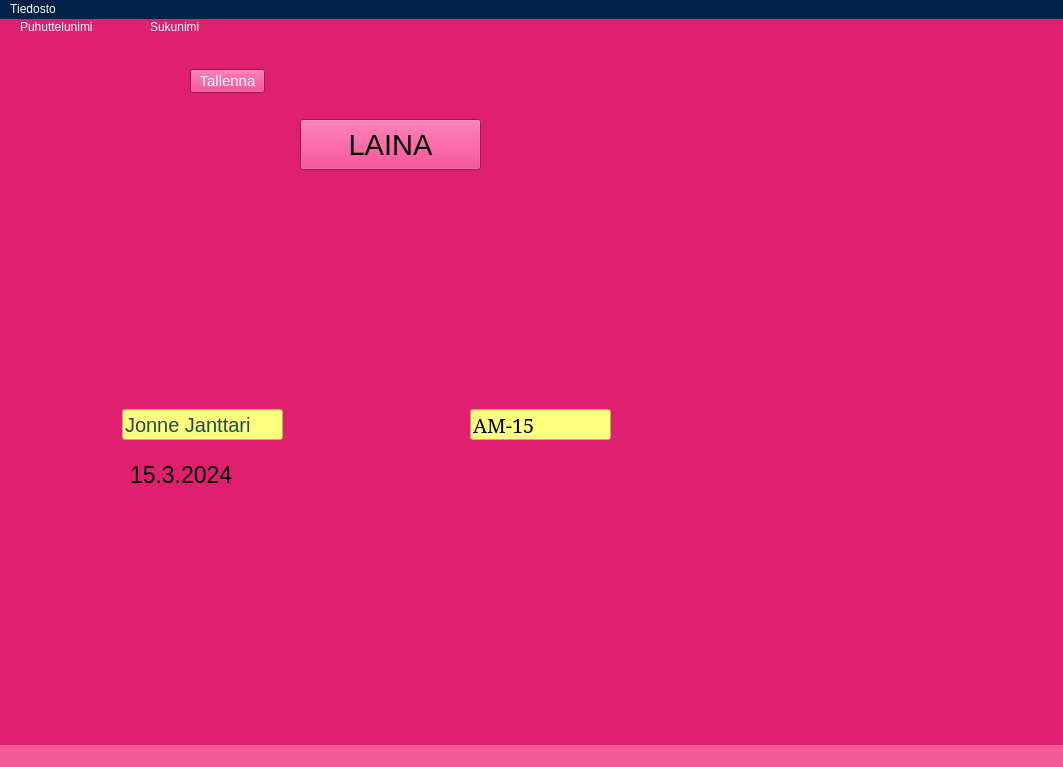
The window that tietokantaTesti.ui (Sadiqa-Khawari/Autolainaus) describes before a commit, drawn with Qt 5.
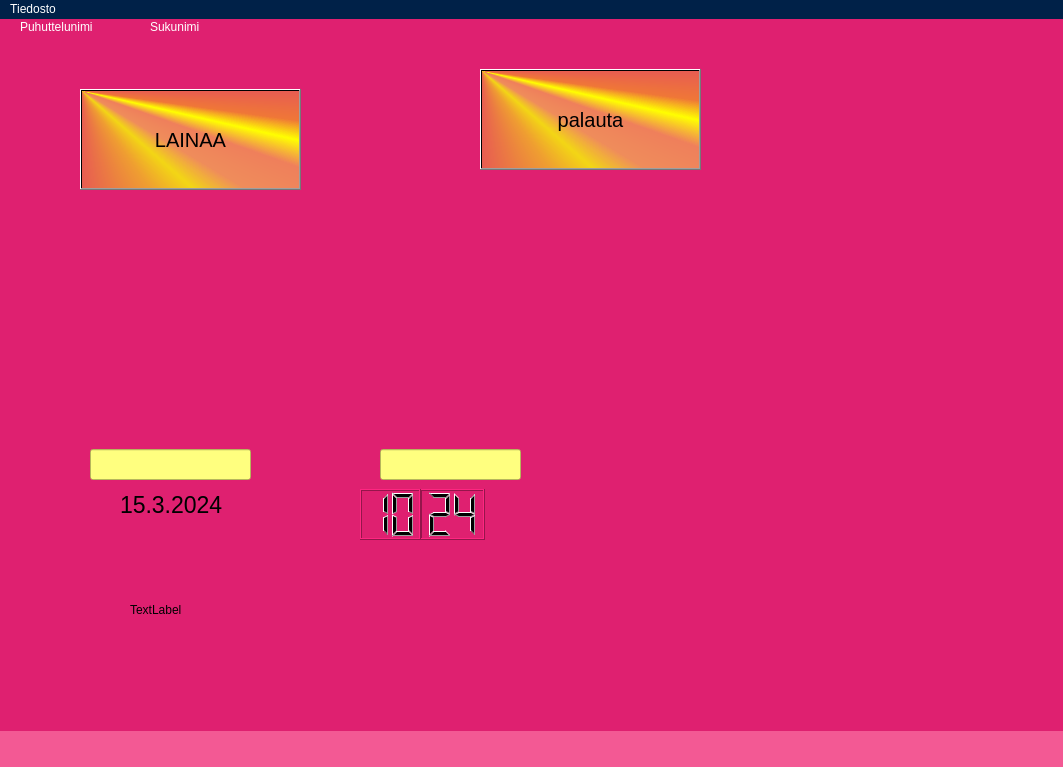
The same window after the commit. Icons and pictures are not drawn.

```diff
--- a/tietokantaTesti.ui
+++ b/tietokantaTesti.ui
@@ -23,8 +23,8 @@
    <widget class="QLineEdit" name="firstNameLineEdit">
     <property name="geometry">
      <rect>
-      <x>122</x>
-      <y>390</y>
+      <x>90</x>
+      <y>430</y>
       <width>161</width>
       <height>31</height>
      </rect>
@@ -39,7 +39,7 @@
 color: rgb(32, 75, 70);</string>
     </property>
     <property name="text">
-     <string>Jonne Janttari</string>
+     <string/>
     </property>
    </widget>
    <widget class="QLabel" name="firstNameLabel">
@@ -61,8 +61,8 @@
    <widget class="QLineEdit" name="lastNameLineEdit">
     <property name="geometry">
      <rect>
-      <x>470</x>
-      <y>390</y>
+      <x>380</x>
+      <y>430</y>
       <width>141</width>
       <height>31</height>
      </rect>
@@ -80,7 +80,7 @@
      <locale language="Finnish" country="Finland"/>
     </property>
     <property name="text">
-     <string>AM-15</string>
+     <string/>
     </property>
    </widget>
    <widget class="QLabel" name="lastNameLabel">
@@ -102,15 +102,15 @@
    <widget class="QPushButton" name="savePushButton">
     <property name="geometry">
      <rect>
-      <x>190</x>
+      <x>480</x>
       <y>50</y>
-      <width>75</width>
-      <height>24</height>
+      <width>221</width>
+      <height>101</height>
      </rect>
     </property>
     <property name="font">
      <font>
-      <pointsize>11</pointsize>
+      <pointsize>15</pointsize>
      </font>
     </property>
     <property name="cursor">
@@ -123,17 +123,22 @@
      <number>3000</number>
     </property>
     <property name="styleSheet">
-     <string notr="true">color: rgb(255, 255, 255);</string>
+     <string notr="true">color: rgb(255, 255, 255);
+color: rgb(0, 0, 0);
+background-color: qconicalgradient(cx:0, cy:0, angle:135, stop:0 rgba(255, 255, 0, 69), stop:0.375 rgba(255, 255, 0, 69), stop:0.423533 rgba(251, 255, 0, 145), stop:0.45 rgba(247, 255, 0, 208), stop:0.477581 rgba(255, 244, 71, 130), stop:0.518717 rgba(255, 218, 71, 130), stop:0.55 rgba(255, 255, 0, 255), stop:0.57754 rgba(255, 203, 0, 130), stop:0.625 rgba(255, 255, 0, 69), stop:1 rgba(255, 255, 0, 69));</string>
+    </property>
+    <property name="locale">
+     <locale language="Finnish" country="Finland"/>
     </property>
     <property name="text">
-     <string>Tallenna</string>
+     <string>palauta</string>
     </property>
    </widget>
    <widget class="QLabel" name="studentPictureLabel">
     <property name="geometry">
      <rect>
-      <x>580</x>
-      <y>-10</y>
+      <x>730</x>
+      <y>50</y>
       <width>211</width>
       <height>231</height>
      </rect>
@@ -151,8 +156,8 @@
    <widget class="QLabel" name="keyPictureLabel">
     <property name="geometry">
      <rect>
-      <x>450</x>
-      <y>220</y>
+      <x>370</x>
+      <y>230</y>
       <width>201</width>
       <height>141</height>
      </rect>
@@ -167,8 +172,8 @@
    <widget class="QLabel" name="teacherPictureLabel">
     <property name="geometry">
      <rect>
-      <x>60</x>
-      <y>140</y>
+      <x>40</x>
+      <y>160</y>
       <width>211</width>
       <height>231</height>
      </rect>
@@ -186,29 +191,11 @@
      <bool>false</bool>
     </property>
    </widget>
-   <widget class="QPushButton" name="pushButton">
+   <widget class="QLabel" name="dateLabel">
     <property name="geometry">
      <rect>
-      <x>300</x>
-      <y>100</y>
-      <width>181</width>
-      <height>51</height>
-     </rect>
-    </property>
-    <property name="font">
-     <font>
-      <pointsize>22</pointsize>
-     </font>
-    </property>
-    <property name="text">
-     <string>LAINA</string>
-    </property>
-   </widget>
-   <widget class="QLabel" name="label">
-    <property name="geometry">
-     <rect>
-      <x>130</x>
-      <y>440</y>
+      <x>120</x>
+      <y>470</y>
       <width>131</width>
       <height>31</height>
      </rect>
@@ -238,6 +225,81 @@
      <pixmap resource="autoPicture.qrc">:/auto/auto.png</pixmap>
     </property>
    </widget>
+   <widget class="QPushButton" name="takeCarPushButton">
+    <property name="geometry">
+     <rect>
+      <x>80</x>
+      <y>70</y>
+      <width>221</width>
+      <height>101</height>
+     </rect>
+    </property>
+    <property name="font">
+     <font>
+      <pointsize>15</pointsize>
+     </font>
+    </property>
+    <property name="styleSheet">
+     <string notr="true">color: rgb(255, 255, 255); 
+color: rgb(0, 0, 0);
+
+background-color: qconicalgradient(cx:0, cy:0, angle:135, stop:0 rgba(255, 255, 0, 69), stop:0.375 rgba(255, 255, 0, 69), stop:0.423533 rgba(251, 255, 0, 145), stop:0.45 rgba(247, 255, 0, 208), stop:0.477581 rgba(255, 244, 71, 130), stop:0.518717 rgba(255, 218, 71, 130), stop:0.55 rgba(255, 255, 0, 255), stop:0.57754 rgba(255, 203, 0, 130), stop:0.625 rgba(255, 255, 0, 69), stop:1 rgba(255, 255, 0, 69));</string>
+    </property>
+    <property name="text">
+     <string>LAINAA</string>
+    </property>
+   </widget>
+   <widget class="QLabel" name="label">
+    <property name="geometry">
+     <rect>
+      <x>130</x>
+      <y>570</y>
+      <width>111</width>
+      <height>41</height>
+     </rect>
+    </property>
+    <property name="text">
+     <string>TextLabel</string>
+    </property>
+   </widget>
+   <widget class="QLCDNumber" name="minuteLCDNumber">
+    <property name="geometry">
+     <rect>
+      <x>420</x>
+      <y>470</y>
+      <width>65</width>
+      <height>51</height>
+     </rect>
+    </property>
+    <property name="lineWidth">
+     <number>1</number>
+    </property>
+    <property name="midLineWidth">
+     <number>0</number>
+    </property>
+    <property name="digitCount">
+     <number>2</number>
+    </property>
+    <property name="intValue" stdset="0">
+     <number>24</number>
+    </property>
+   </widget>
+   <widget class="QLCDNumber" name="hourLCDNumber">
+    <property name="geometry">
+     <rect>
+      <x>360</x>
+      <y>470</y>
+      <width>61</width>
+      <height>51</height>
+     </rect>
+    </property>
+    <property name="digitCount">
+     <number>2</number>
+    </property>
+    <property name="intValue" stdset="0">
+     <number>10</number>
+    </property>
+   </widget>
   </widget>
   <widget class="QMenuBar" name="menubar">
    <property name="geometry">
@@ -272,6 +334,11 @@
    <addaction name="menuTiedosto"/>
   </widget>
   <widget class="QStatusBar" name="statusbar">
+   <property name="font">
+    <font>
+     <pointsize>20</pointsize>
+    </font>
+   </property>
    <property name="toolTipDuration">
     <number>3000</number>
    </property>
```
Left out of the diff: 21 changed lines with no effect on the pictures.
